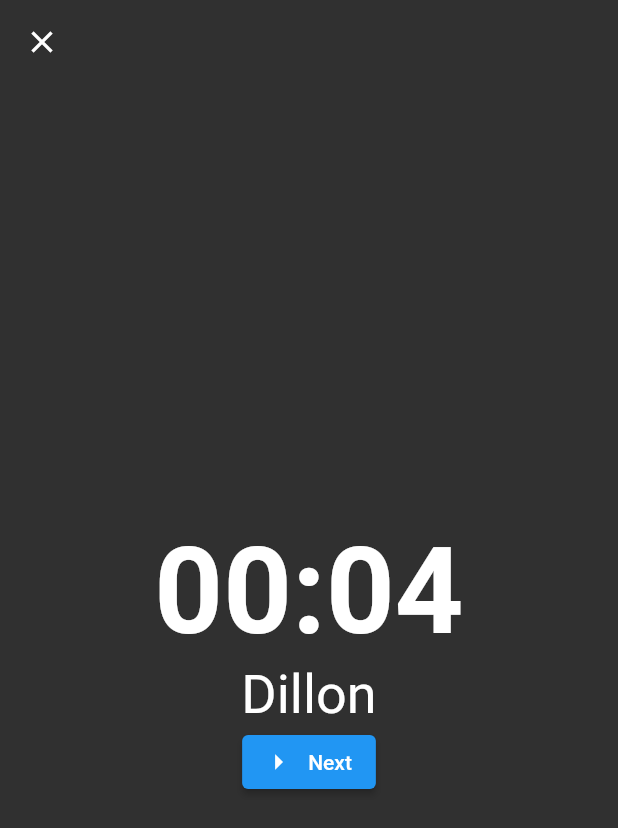
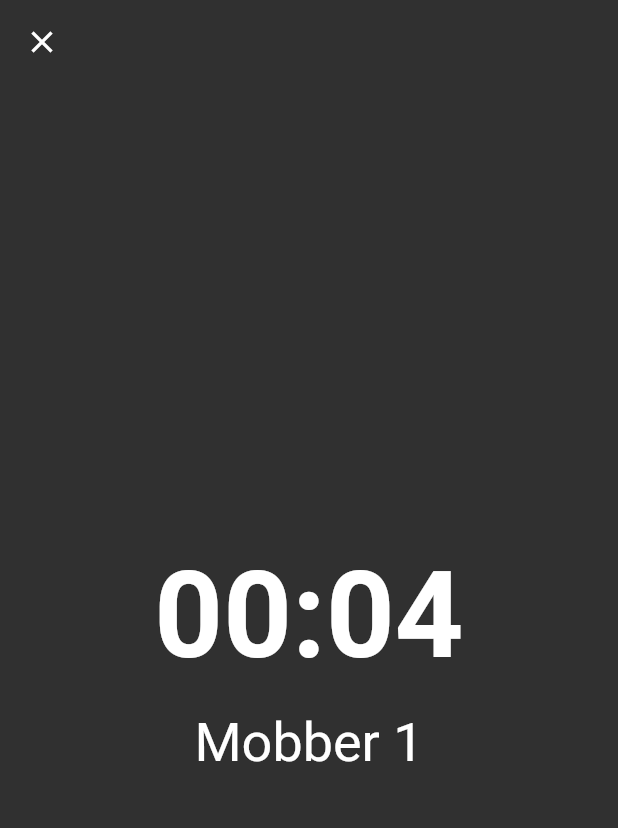
Before and after one commit to dillonfagan/mob, a Flutter app: the screen it shows after launch, after a tap on the "start" icon, on a phone screen of 412 x 824 dp. Shown: the top 828 px of the screen. Run offline on Flutter 3.47's test engine with Material 2 defaults, Android fonts, the phone set to English and light mode, and no system bars.

Commit message:
Conditionally show Next Mobber button

```diff
--- a/lib/pages/setup/setup.dart
+++ b/lib/pages/setup/setup.dart
@@ -21,7 +21,7 @@ class _SetupPageState extends State<SetupPage> {
             onPressed: () {
               Navigator.of(context).push(MaterialPageRoute(
                 builder: ((context) {
-                  return const TimerPage();
+                  return TimerPage();
                 }),
               ));
             },
--- a/lib/pages/timer/timer.dart
+++ b/lib/pages/timer/timer.dart
@@ -3,13 +3,18 @@ import 'package:mob_app/pages/setup/setup.dart';
 import 'package:mob_app/pages/timer/widgets/mob_timer.dart';
 
 class TimerPage extends StatefulWidget {
-  const TimerPage({super.key});
+  TimerPage({super.key});
+
+  final List<String> mobbers = ['Mobber 1', 'Mobber 2'];
 
   @override
   State<TimerPage> createState() => _TimerPageState();
 }
 
 class _TimerPageState extends State<TimerPage> {
+  bool _isCounting = true;
+  int mobberIndex = 0;
+
   @override
   Widget build(BuildContext context) {
     return Scaffold(
@@ -30,17 +35,26 @@ class _TimerPageState extends State<TimerPage> {
           mainAxisAlignment: MainAxisAlignment.center,
           crossAxisAlignment: CrossAxisAlignment.center,
           children: [
-            const MobTimer(),
-            const Text(
-              'Dillon',
-              textAlign: TextAlign.center,
-              style: TextStyle(fontSize: 36),
+            MobTimer(
+              onStopped: () {
+                setState(() => _isCounting = false);
+              },
             ),
-            ElevatedButton.icon(
-              onPressed: () {},
-              icon: const Icon(Icons.arrow_right),
-              label: const Text('Next'),
-            ),
+            const SizedBox(height: 16),
+            _isCounting
+                ? Text(
+                    widget.mobbers[mobberIndex],
+                    textAlign: TextAlign.center,
+                    style: const TextStyle(fontSize: 36),
+                  )
+                : ElevatedButton.icon(
+                    onPressed: () {},
+                    icon: const Icon(Icons.arrow_forward),
+                    label: Text(
+                      widget.mobbers[mobberIndex + 1],
+                      style: const TextStyle(fontSize: 32),
+                    ),
+                  ),
           ],
         ),
       ),
--- a/lib/pages/timer/widgets/mob_timer.dart
+++ b/lib/pages/timer/widgets/mob_timer.dart
@@ -2,7 +2,9 @@ import 'dart:async';
 import 'package:flutter/material.dart';
 
 class MobTimer extends StatefulWidget {
-  const MobTimer({super.key});
+  MobTimer({super.key, required this.onStopped});
+
+  Function() onStopped;
 
   @override
   State<MobTimer> createState() => _MobTimerState();
@@ -23,6 +25,7 @@ class _MobTimerState extends State<MobTimer> {
       setState(() {
         if (_secondsRemaining < 1) {
           timer.cancel();
+          widget.onStopped();
         } else {
           _secondsRemaining -= 1;
         }
```
